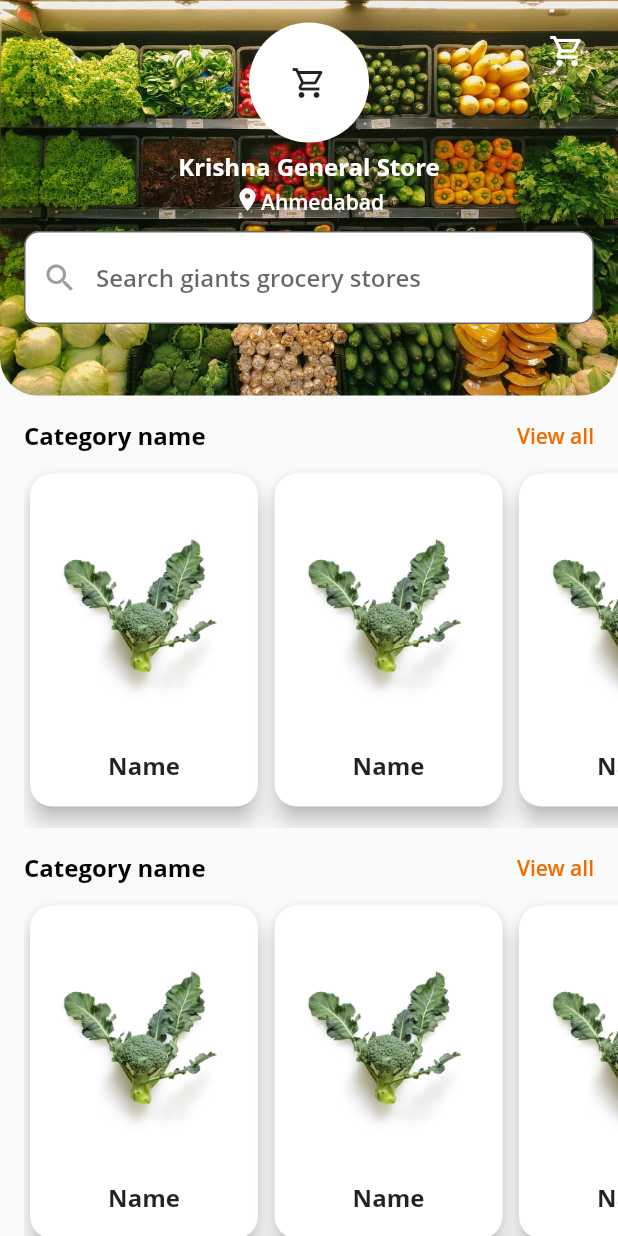
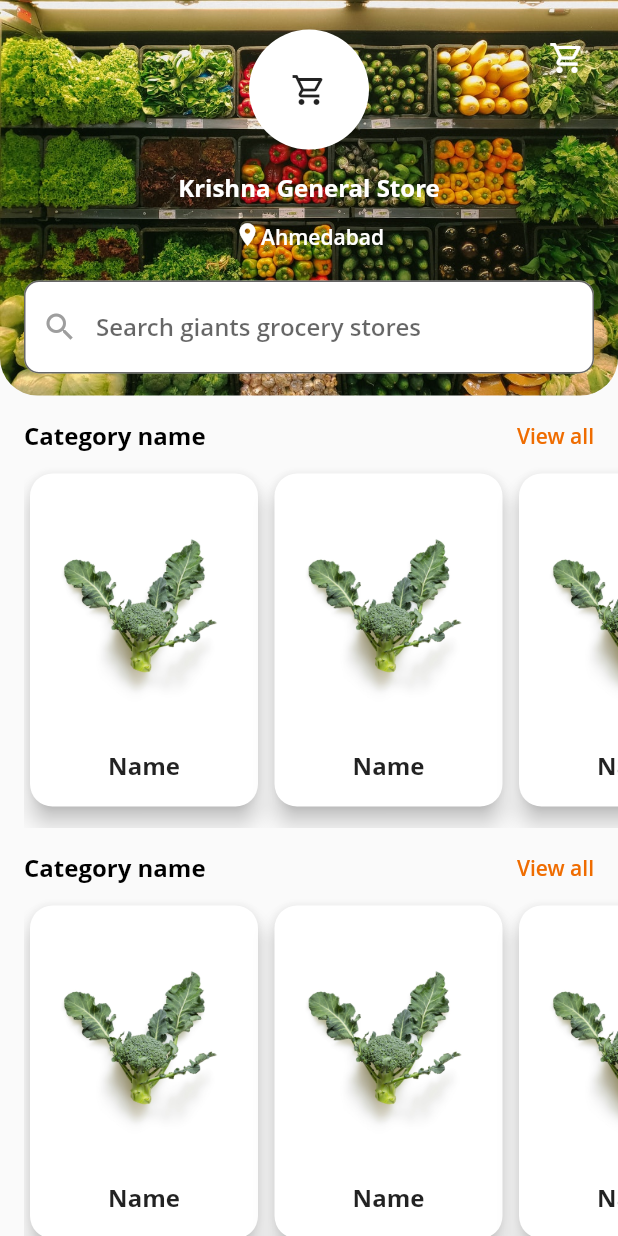
Before and after one commit to DroidKaranGithub/Grocery-App, a Flutter app: the screen it shows after launch, on a phone screen of 412 x 824 dp. Run offline on Flutter 3.47's test engine with Material 2 defaults, Android fonts, the phone set to English and light mode, and no system bars.

Commit message:
header changes

```diff
--- a/lib/home/home_top_header.dart
+++ b/lib/home/home_top_header.dart
@@ -21,6 +21,7 @@ class HomeTopHeader extends StatelessWidget {
             ),
           ),
           child: Column(
+            mainAxisAlignment: MainAxisAlignment.spaceAround,
             children: [
               Stack(
                 children: [
@@ -87,7 +88,8 @@ class HomeTopHeader extends StatelessWidget {
                 ],
               ),
               Container(
-                margin: EdgeInsets.only(top: 10, left: 16, right: 16),
+                margin:
+                    EdgeInsets.only(top: 10, left: 16, right: 16, bottom: 10),
                 child: TextField(
                   style: TextStyle(fontFamily: 'OpenSans'),
                   textAlignVertical: TextAlignVertical.center,
```
